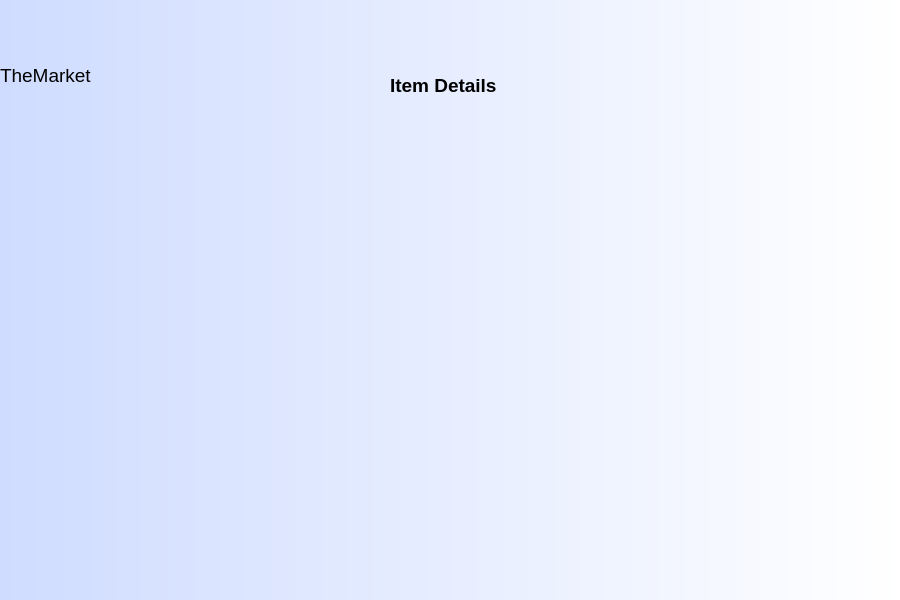
Old version of the form Marketplace-Client/Marketplace-Client/itemdet.ui in the repository Ahmedkhalifa1999/Design-and-Implementation-of-a-Marketplace-system.
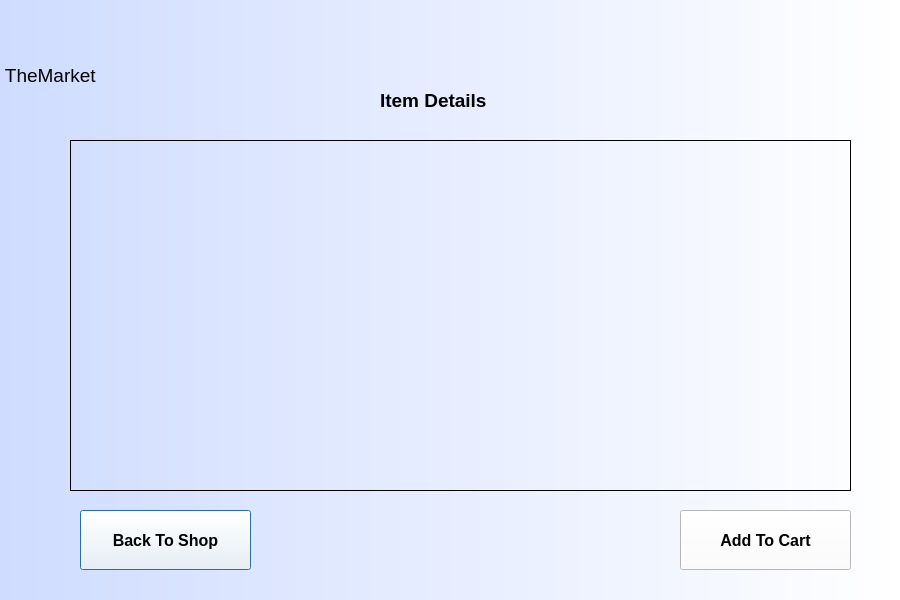
New version of the form.

Commit message: shop_det

Diff of the .ui file:
```diff
--- a/Marketplace-Client/Marketplace-Client/itemdet.ui
+++ b/Marketplace-Client/Marketplace-Client/itemdet.ui
@@ -36,16 +36,16 @@
 background-color: qradialgradient(spread:pad, cx:0.5, cy:0.5, radius:2, fx:0.500038, fy:0.511, stop:0.370192 rgba(255, 255, 255, 0), stop:0.4 rgba(255, 162, 162, 80), stop:0.425 rgba(255, 132, 132, 156), stop:0.427885 rgba(255, 188, 188, 80), stop:0.44 rgba(252, 128, 128, 80), stop:1 rgba(255, 255, 255, 0));</string>
    </property>
    <property name="text">
-    <string>TheMarket</string>
+    <string> TheMarket</string>
    </property>
   </widget>
   <widget class="QLabel" name="label_2">
    <property name="geometry">
     <rect>
-     <x>390</x>
-     <y>70</y>
-     <width>121</width>
-     <height>31</height>
+     <x>380</x>
+     <y>80</y>
+     <width>151</width>
+     <height>41</height>
     </rect>
    </property>
    <property name="font">
@@ -63,6 +63,81 @@
     <string>Item Details</string>
    </property>
   </widget>
+  <widget class="QScrollArea" name="scrollArea">
+   <property name="geometry">
+    <rect>
+     <x>70</x>
+     <y>140</y>
+     <width>781</width>
+     <height>351</height>
+    </rect>
+   </property>
+   <property name="styleSheet">
+    <string notr="true">background-color: qradialgradient(spread:pad, cx:0.5, cy:0.5, radius:2, fx:0.500038, fy:0.511, stop:0.370192 rgba(255, 255, 255, 0), stop:0.4 rgba(255, 162, 162, 80), stop:0.425 rgba(255, 132, 132, 156), stop:0.427885 rgba(255, 188, 188, 80), stop:0.44 rgba(252, 128, 128, 80), stop:1 rgba(255, 255, 255, 0));</string>
+   </property>
+   <property name="widgetResizable">
+    <bool>true</bool>
+   </property>
+   <widget class="QWidget" name="scrollAreaWidgetContents">
+    <property name="geometry">
+     <rect>
+      <x>0</x>
+      <y>0</y>
+      <width>779</width>
+      <height>349</height>
+     </rect>
+    </property>
+    <layout class="QHBoxLayout" name="horizontalLayout">
+     <item>
+      <layout class="QGridLayout" name="gridLayout"/>
+     </item>
+    </layout>
+   </widget>
+  </widget>
+  <widget class="QPushButton" name="shopButton">
+   <property name="geometry">
+    <rect>
+     <x>80</x>
+     <y>510</y>
+     <width>171</width>
+     <height>60</height>
+    </rect>
+   </property>
+   <property name="font">
+    <font>
+     <pointsize>12</pointsize>
+     <bold>true</bold>
+    </font>
+   </property>
+   <property name="styleSheet">
+    <string notr="true">background-color: rgb(255, 255, 255);</string>
+   </property>
+   <property name="text">
+    <string>Back To Shop</string>
+   </property>
+  </widget>
+  <widget class="QPushButton" name="addCartButton">
+   <property name="geometry">
+    <rect>
+     <x>680</x>
+     <y>510</y>
+     <width>171</width>
+     <height>60</height>
+    </rect>
+   </property>
+   <property name="font">
+    <font>
+     <pointsize>12</pointsize>
+     <bold>true</bold>
+    </font>
+   </property>
+   <property name="styleSheet">
+    <string notr="true">background-color: rgb(255, 255, 255);</string>
+   </property>
+   <property name="text">
+    <string>Add To Cart</string>
+   </property>
+  </widget>
  </widget>
  <resources/>
  <connections/>
```
The commit also changes 29 other files.
